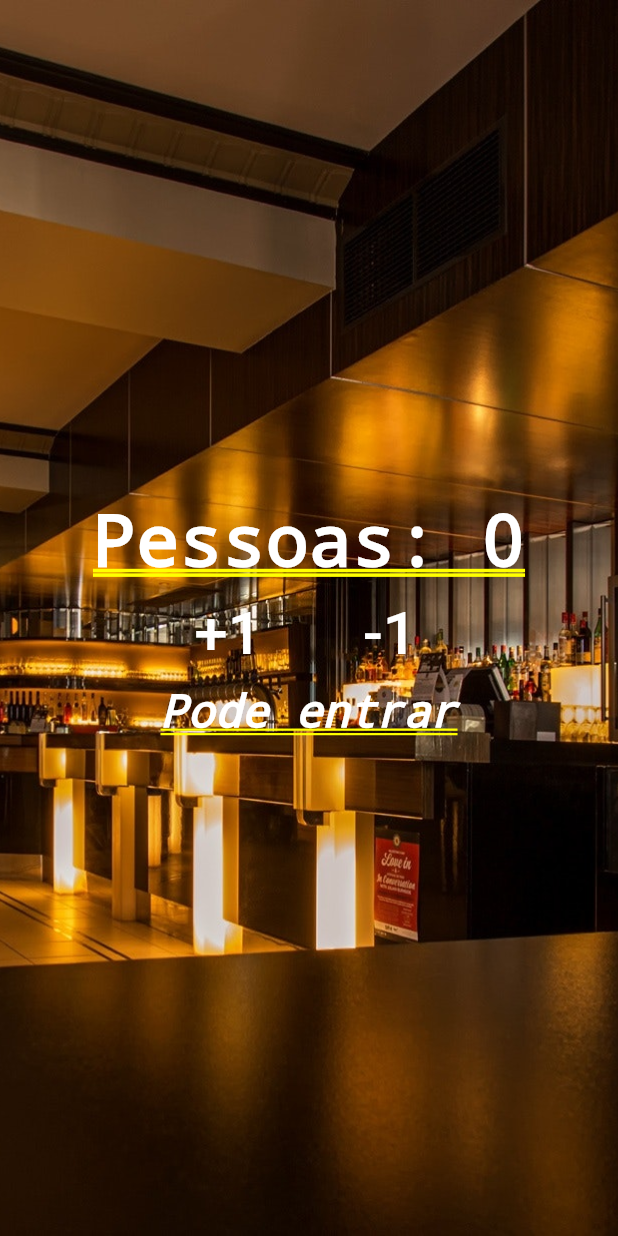
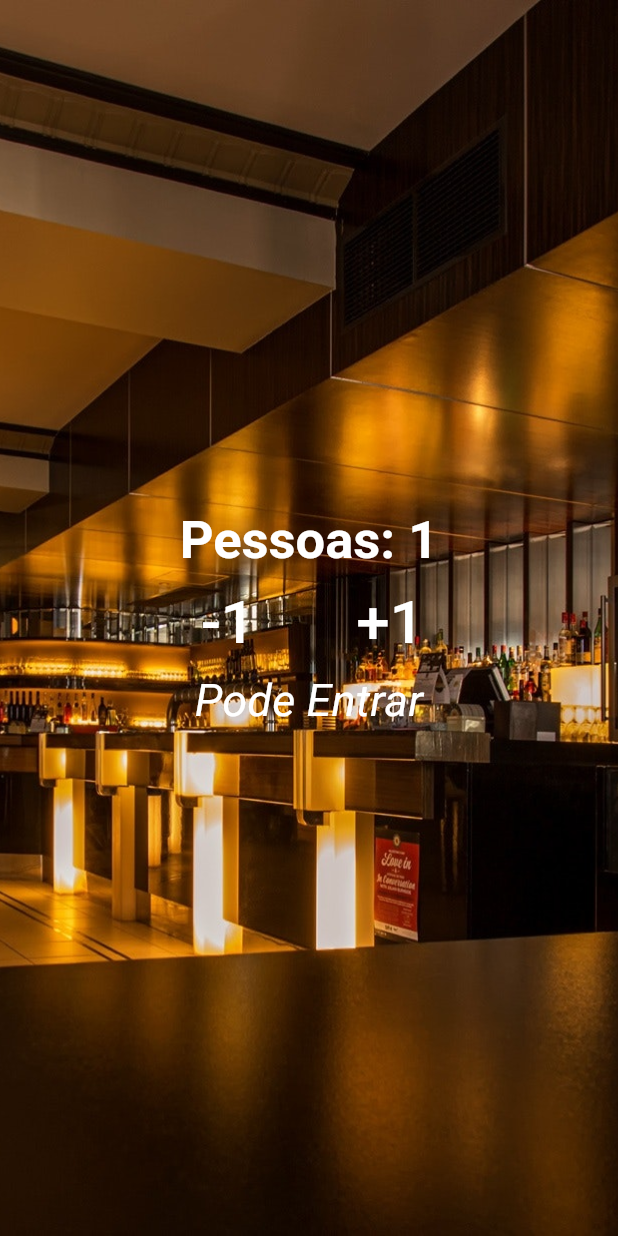
Before and after one commit to ViniciusPii/people-counter-app-flutter, a Flutter app: the screen it shows after launch, after a tap on "+1", on a phone screen of 412 x 824 dp. Run offline on Flutter 3.47's test engine with Material 2 defaults, Android fonts, the phone set to English and light mode, and no system bars.

Commit message:
Finalização do Contador de Pessoas

```diff
--- a/lib/main.dart
+++ b/lib/main.dart
@@ -4,7 +4,37 @@ void main() {
   runApp(MaterialApp(
       debugShowCheckedModeBanner: false,
       title: "Contador de Pessoas",
-      home: Stack(
+      home: Home()));
+}
+
+class Home extends StatefulWidget {
+  @override
+  _HomeState createState() => _HomeState();
+}
+
+class _HomeState extends State<Home> {
+  int _people = 0;
+  String _lotation = "Pode Entrar";
+
+  void _changePeople(int delta) {
+    setState(() {
+      _people += delta;
+
+      if (_people >= 10) {
+        _people = 10;
+        _lotation = "Restaurante Cheio";
+      } else if (_people < 0) {
+        _people = 0;
+      } else {
+        _lotation = "Pode Entrar";
+      }
+    });
+  }
+
+  @override
+  Widget build(BuildContext context) {
+    return Scaffold(
+      body: Stack(
         children: <Widget>[
           Image.asset(
             "images/restaurante.jpg",
@@ -15,15 +45,31 @@ void main() {
             mainAxisAlignment: MainAxisAlignment.center,
             children: <Widget>[
               Text(
-                "Pessoas: 0",
+                "Pessoas: $_people",
                 style: TextStyle(
                   color: Colors.white,
                   fontWeight: FontWeight.bold,
+                  fontSize: 35,
                 ),
               ),
               Row(
                 mainAxisAlignment: MainAxisAlignment.center,
                 children: <Widget>[
+                  Padding(
+                    padding: EdgeInsets.all(10),
+                    child: FlatButton(
+                      child: Text(
+                        "-1",
+                        style: TextStyle(
+                          fontSize: 40,
+                          color: Colors.white,
+                        ),
+                      ),
+                      onPressed: () {
+                        _changePeople(-1);
+                      },
+                    ),
+                  ),
                   Padding(
                     padding: EdgeInsets.all(10),
                     child: FlatButton(
@@ -34,26 +80,17 @@ void main() {
                           color: Colors.white,
                         ),
                       ),
-                      onPressed: () {},
-                    ),
-                  ),
-                  Padding(
-                    padding: EdgeInsets.all(10),
-                    child: FlatButton(
-                      child: Text(
-                        "-1",
-                        style: TextStyle(
-                          fontSize: 40,
-                          color: Colors.white,
-                        ),
-                      ),
-                      onPressed: () {},
+                      onPressed: () {
+                        setState(() {
+                          _changePeople(1);
+                        });
+                      },
                     ),
                   ),
                 ],
               ),
               Text(
-                "Pode entrar",
+                _lotation,
                 style: TextStyle(
                   color: Colors.white,
                   fontStyle: FontStyle.italic,
@@ -63,5 +100,7 @@ void main() {
             ],
           ),
         ],
-      )));
+      ),
+    );
+  }
 }
```
